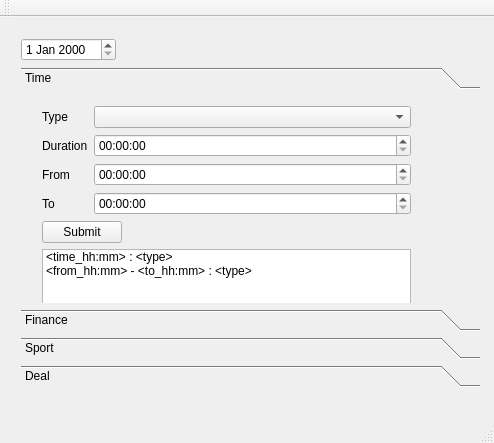
The window that trunk/Concierge/conciergeView.ui (konradlst/Organizer) describes before a commit, drawn with Qt 5.
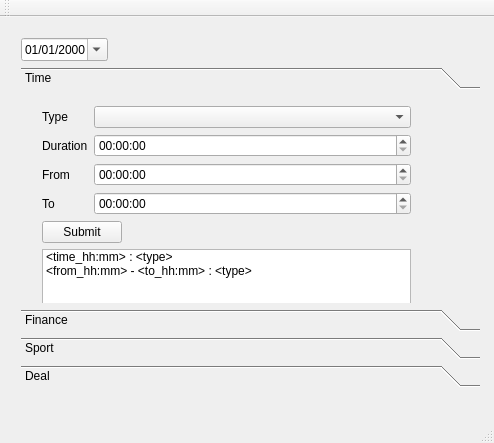
The same window after the commit. The open tabs and pages were chosen to show the change.

The edit to the form file:
```diff
--- a/trunk/Concierge/conciergeView.ui
+++ b/trunk/Concierge/conciergeView.ui
@@ -32,6 +32,12 @@
          <verstretch>0</verstretch>
         </sizepolicy>
        </property>
+       <property name="displayFormat">
+        <string>MM/dd/yyyy</string>
+       </property>
+       <property name="calendarPopup">
+        <bool>true</bool>
+       </property>
       </widget>
      </item>
      <item>
```
Left out of the diff: 16 changed lines with no effect on the pictures.
